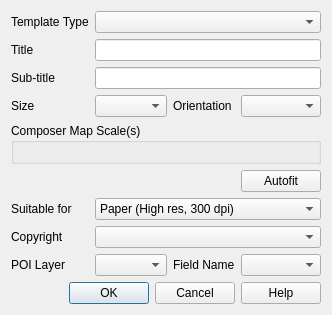
First picture: the form in QGIS Plugin/ui_templateselector.ui, repository lutraconsulting/qgis-moor-tools-plugin, before the edit.
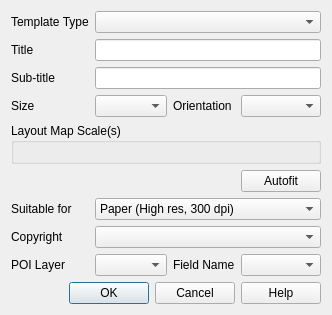
Second picture: the form after the edit.

Commit message: Removed xml parsing and references to 'composer'.

The edit to the form file:
```diff
--- a/QGIS Plugin/ui_templateselector.ui
+++ b/QGIS Plugin/ui_templateselector.ui
@@ -154,7 +154,7 @@
    <item row="4" column="0" colspan="5">
     <widget class="QGroupBox" name="mapScalesGroupBox">
      <property name="title">
-      <string>Composer Map Scale(s)</string>
+      <string>Layout Map Scale(s)</string>
      </property>
      <layout class="QGridLayout" name="gridLayout_2">
       <item row="0" column="0">
```
The commit also changes 3 other files.
